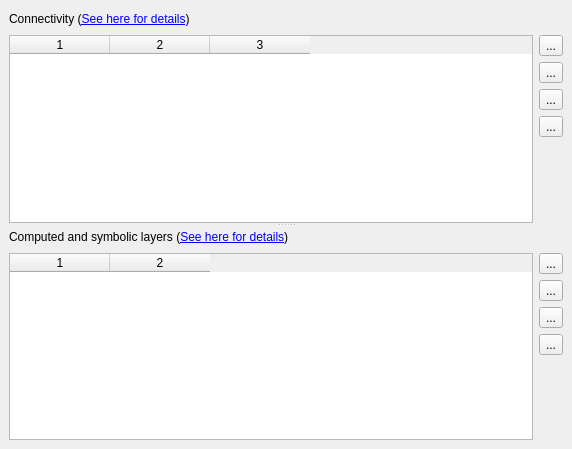
First picture: the form in src/plugins/tools/net_tracer/lay_plugin/NetTracerTechComponentEditor.ui, repository KLayout/klayout, before the edit.
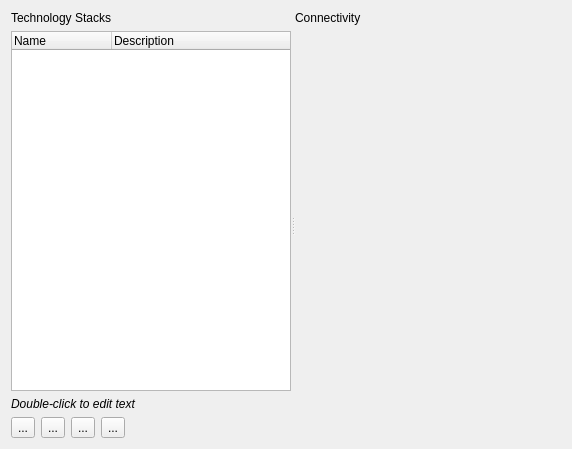
Second picture: the form after the edit. Icons and pictures are not drawn. Custom widgets are drawn as their Qt base class.

Commit message: WIP: multiple tech stacks for net tracer, first steps

The edit to the form file:
```diff
--- a/src/plugins/tools/net_tracer/lay_plugin/NetTracerTechComponentEditor.ui
+++ b/src/plugins/tools/net_tracer/lay_plugin/NetTracerTechComponentEditor.ui
@@ -1,7 +1,7 @@
 <ui version="4.0" >
  <class>NetTracerTechComponentEditor</class>
- <widget class="QWidget" name="NetTracerTechComponentEditor" >
-  <property name="geometry" >
+ <widget class="QWidget" name="NetTracerTechComponentEditor">
+  <property name="geometry">
    <rect>
     <x>0</x>
     <y>0</y>
@@ -9,317 +9,204 @@
     <height>449</height>
    </rect>
   </property>
-  <property name="windowTitle" >
+  <property name="windowTitle">
    <string>Form</string>
   </property>
-  <layout class="QVBoxLayout" >
-   <property name="margin" >
-    <number>9</number>
-   </property>
-   <property name="spacing" >
-    <number>6</number>
-   </property>
+  <layout class="QVBoxLayout" name="verticalLayout_2">
    <item>
-    <widget class="QSplitter" name="splitter" >
-     <property name="orientation" >
-      <enum>Qt::Vertical</enum>
+    <widget class="QSplitter" name="splitter">
+     <property name="orientation">
+      <enum>Qt::Horizontal</enum>
      </property>
-     <widget class="QFrame" name="frame_6" >
-      <property name="frameShape" >
+     <widget class="QFrame" name="frame_5">
+      <property name="frameShape">
        <enum>QFrame::NoFrame</enum>
       </property>
-      <property name="frameShadow" >
+      <property name="frameShadow">
        <enum>QFrame::Raised</enum>
       </property>
-      <layout class="QVBoxLayout" >
-       <property name="margin" >
+      <layout class="QGridLayout" name="gridLayout">
+       <property name="leftMargin">
         <number>0</number>
        </property>
-       <property name="spacing" >
-        <number>6</number>
+       <property name="topMargin">
+        <number>0</number>
        </property>
-       <item>
-        <widget class="QFrame" name="frame_2" >
-         <property name="frameShape" >
-          <enum>QFrame::NoFrame</enum>
+       <property name="rightMargin">
+        <number>0</number>
+       </property>
+       <property name="bottomMargin">
+        <number>0</number>
+       </property>
+       <item row="4" column="4">
+        <widget class="QToolButton" name="move_down_pb">
+         <property name="text">
+          <string>...</string>
          </property>
-         <property name="frameShadow" >
-          <enum>QFrame::Raised</enum>
+         <property name="icon">
+          <iconset resource="../../../../icons/icons.qrc">
+           <normaloff>:/down_16px.png</normaloff>:/down_16px.png</iconset>
          </property>
-         <layout class="QHBoxLayout" >
-          <property name="margin" >
-           <number>0</number>
-          </property>
-          <property name="spacing" >
-           <number>6</number>
-          </property>
-          <item>
-           <widget class="QLabel" name="help_label" >
-            <property name="text" >
-             <string>&lt;html>Connectivity (&lt;a href="int:/about/connectivity.xml">See here for details&lt;/a>)&lt;/html></string>
-            </property>
-           </widget>
-          </item>
-          <item>
-           <spacer>
-            <property name="orientation" >
-             <enum>Qt::Horizontal</enum>
-            </property>
-            <property name="sizeHint" >
-             <size>
-              <width>40</width>
-              <height>20</height>
-             </size>
-            </property>
-           </spacer>
-          </item>
-         </layout>
         </widget>
        </item>
-       <item>
-        <widget class="QFrame" name="frame_5" >
-         <property name="frameShape" >
+       <item row="4" column="2">
+        <widget class="QToolButton" name="del_pb">
+         <property name="text">
+          <string>...</string>
+         </property>
+         <property name="icon">
+          <iconset resource="../../../../icons/icons.qrc">
+           <normaloff>:/del_16px.png</normaloff>:/del_16px.png</iconset>
+         </property>
+         <property name="shortcut">
+          <string>Del</string>
+         </property>
+        </widget>
+       </item>
+       <item row="4" column="3">
+        <widget class="QToolButton" name="move_up_pb">
+         <property name="text">
+          <string>...</string>
+         </property>
+         <property name="icon">
+          <iconset resource="../../../../icons/icons.qrc">
+           <normaloff>:/up_16px.png</normaloff>:/up_16px.png</iconset>
+         </property>
+        </widget>
+       </item>
+       <item row="2" column="1" colspan="5">
+        <widget class="QFrame" name="frame_2">
+         <property name="frameShape">
           <enum>QFrame::NoFrame</enum>
          </property>
-         <property name="frameShadow" >
+         <property name="frameShadow">
           <enum>QFrame::Raised</enum>
          </property>
-         <layout class="QGridLayout" >
-          <property name="margin" >
-           <number>0</number>
+        </widget>
+       </item>
+       <item row="3" column="0" colspan="6">
+        <widget class="QLabel" name="label">
+         <property name="font">
+          <font>
+           <italic>true</italic>
+          </font>
+         </property>
+         <property name="text">
+          <string>Double-click to edit text</string>
+         </property>
+        </widget>
+       </item>
+       <item row="1" column="0" rowspan="2" colspan="6">
+        <widget class="QTreeWidget" name="stack_tree">
+         <property name="sizePolicy">
+          <sizepolicy hsizetype="Expanding" vsizetype="Expanding">
+           <horstretch>0</horstretch>
+           <verstretch>1</verstretch>
+          </sizepolicy>
+         </property>
+         <column>
+          <property name="text">
+           <string>Name</string>
           </property>
-          <property name="spacing" >
-           <number>6</number>
+         </column>
+         <column>
+          <property name="text">
+           <string>Description</string>
           </property>
-          <item row="3" column="1" >
-           <widget class="QToolButton" name="move_conductor_down_pb" >
-            <property name="text" >
-             <string>...</string>
-            </property>
-            <property name="icon" >
-             <iconset resource="layResources.qrc" >:/down_16px.png</iconset>
-            </property>
-           </widget>
-          </item>
-          <item row="1" column="1" >
-           <widget class="QToolButton" name="del_conductor_pb" >
-            <property name="text" >
-             <string>...</string>
-            </property>
-            <property name="icon" >
-             <iconset resource="layResources.qrc" >:/del_16px.png</iconset>
-            </property>
-            <property name="shortcut" >
-             <string>Del</string>
-            </property>
-           </widget>
-          </item>
-          <item rowspan="5" row="0" column="0" >
-           <widget class="QTableWidget" name="connectivity_table" >
-            <property name="editTriggers" >
-             <set>QAbstractItemView::AllEditTriggers</set>
-            </property>
-            <property name="alternatingRowColors" >
-             <bool>true</bool>
-            </property>
-            <property name="selectionBehavior" >
-             <enum>QAbstractItemView::SelectRows</enum>
-            </property>
-            <property name="columnCount" >
-             <number>3</number>
-            </property>
-            <column/>
-            <column/>
-            <column/>
-           </widget>
-          </item>
-          <item row="0" column="1" >
-           <widget class="QToolButton" name="add_conductor_pb" >
-            <property name="text" >
-             <string>...</string>
-            </property>
-            <property name="icon" >
-             <iconset resource="layResources.qrc" >:/add_16px.png</iconset>
-            </property>
-            <property name="shortcut" >
-             <string>Return</string>
-            </property>
-           </widget>
-          </item>
-          <item row="4" column="1" >
-           <spacer>
-            <property name="orientation" >
-             <enum>Qt::Vertical</enum>
-            </property>
-            <property name="sizeHint" >
-             <size>
-              <width>20</width>
-              <height>131</height>
-             </size>
-            </property>
-           </spacer>
-          </item>
-          <item row="2" column="1" >
-           <widget class="QToolButton" name="move_conductor_up_pb" >
-            <property name="text" >
-             <string>...</string>
-            </property>
-            <property name="icon" >
-             <iconset resource="layResources.qrc" >:/up_16px.png</iconset>
-            </property>
-           </widget>
-          </item>
-         </layout>
+         </column>
+        </widget>
+       </item>
+       <item row="4" column="5">
+        <spacer name="horizontalSpacer">
+         <property name="orientation">
+          <enum>Qt::Horizontal</enum>
+         </property>
+         <property name="sizeHint" stdset="0">
+          <size>
+           <width>157</width>
+           <height>20</height>
+          </size>
+         </property>
+        </spacer>
+       </item>
+       <item row="4" column="0" colspan="2">
+        <widget class="QToolButton" name="add_pb">
+         <property name="text">
+          <string>...</string>
+         </property>
+         <property name="icon">
+          <iconset resource="../../../../icons/icons.qrc">
+           <normaloff>:/add_16px.png</normaloff>:/add_16px.png</iconset>
+         </property>
+         <property name="shortcut">
+          <string>Return</string>
+         </property>
+        </widget>
+       </item>
+       <item row="0" column="0" colspan="6">
+        <widget class="QLabel" name="label_2">
+         <property name="text">
+          <string>Technology Stacks</string>
+         </property>
         </widget>
        </item>
       </layout>
      </widget>
-     <widget class="QFrame" name="frame_4" >
-      <property name="frameShape" >
+     <widget class="QFrame" name="frame">
+      <property name="sizePolicy">
+       <sizepolicy hsizetype="Preferred" vsizetype="Preferred">
+        <horstretch>1</horstretch>
+        <verstretch>0</verstretch>
+       </sizepolicy>
+      </property>
+      <property name="frameShape">
        <enum>QFrame::NoFrame</enum>
       </property>
-      <property name="frameShadow" >
+      <property name="frameShadow">
        <enum>QFrame::Raised</enum>
       </property>
-      <layout class="QVBoxLayout" >
-       <property name="margin" >
+      <layout class="QVBoxLayout" name="verticalLayout">
+       <property name="leftMargin">
         <number>0</number>
        </property>
-       <property name="spacing" >
-        <number>6</number>
+       <property name="topMargin">
+        <number>0</number>
        </property>
+       <property name="rightMargin">
+        <number>0</number>
+       </property>
+       <property name="bottomMargin">
+        <number>0</number>
+       </property>
        <item>
-        <widget class="QFrame" name="frame_3" >
-         <property name="frameShape" >
-          <enum>QFrame::NoFrame</enum>
+        <widget class="QLabel" name="label_3">
+         <property name="text">
+          <string>Connectivity</string>
          </property>
-         <property name="frameShadow" >
-          <enum>QFrame::Raised</enum>
+        </widget>
+       </item>
+       <item>
+        <widget class="lay::NetTracerConnectivityEditor" name="connectivity_editor_widget" native="true">
+         <property name="sizePolicy">
+          <sizepolicy hsizetype="Preferred" vsizetype="Preferred">
+           <horstretch>0</horstretch>
+           <verstretch>1</verstretch>
+          </sizepolicy>
          </property>
-         <layout class="QHBoxLayout" >
-          <property name="margin" >
-           <number>0</number>
-          </property>
-          <property name="spacing" >
-           <number>6</number>
-          </property>
-          <item>
-           <widget class="QLabel" name="symbol_help_label" >
-            <property name="text" >
-             <string>&lt;html>Computed and symbolic layers (&lt;a href="int:/about/symbolic_layers.xml">See here for details&lt;/a>)&lt;/html></string>
-            </property>
-           </widget>
-          </item>
-          <item>
-           <spacer>
-            <property name="orientation" >
-             <enum>Qt::Horizontal</enum>
-            </property>
-            <property name="sizeHint" >
-             <size>
-              <width>40</width>
-              <height>20</height>
-             </size>
-            </property>
-           </spacer>
-          </item>
-         </layout>
         </widget>
        </item>
        <item>
-        <widget class="QFrame" name="frame" >
-         <property name="frameShape" >
-          <enum>QFrame::NoFrame</enum>
+        <spacer name="verticalSpacer">
+         <property name="orientation">
+          <enum>Qt::Vertical</enum>
          </property>
-         <property name="frameShadow" >
-          <enum>QFrame::Raised</enum>
+         <property name="sizeHint" stdset="0">
+          <size>
+           <width>20</width>
+           <height>0</height>
+          </size>
          </property>
-         <layout class="QGridLayout" >
-          <property name="margin" >
-           <number>0</number>
-          </property>
-          <property name="spacing" >
-           <number>6</number>
-          </property>
-          <item row="3" column="1" >
-           <widget class="QToolButton" name="move_symbol_down_pb" >
-            <property name="text" >
-             <string>...</string>
-            </property>
-            <property name="icon" >
-             <iconset resource="layResources.qrc" >:/down_16px.png</iconset>
-            </property>
-           </widget>
-          </item>
-          <item row="1" column="1" >
-           <widget class="QToolButton" name="del_symbol_pb" >
-            <property name="text" >
-             <string>...</string>
-            </property>
-            <property name="icon" >
-             <iconset resource="layResources.qrc" >:/del_16px.png</iconset>
-            </property>
-            <property name="shortcut" >
-             <string>Del</string>
-            </property>
-           </widget>
-          </item>
-          <item rowspan="5" row="0" column="0" >
-           <widget class="QTableWidget" name="symbol_table" >
-            <property name="editTriggers" >
-             <set>QAbstractItemView::AllEditTriggers</set>
-            </property>
-            <property name="alternatingRowColors" >
-             <bool>true</bool>
-            </property>
-            <property name="selectionBehavior" >
-             <enum>QAbstractItemView::SelectRows</enum>
-            </property>
-            <property name="columnCount" >
-             <number>2</number>
-            </property>
-            <column/>
-            <column/>
-           </widget>
-          </item>
-          <item row="0" column="1" >
-           <widget class="QToolButton" name="add_symbol_pb" >
-            <property name="text" >
-             <string>...</string>
-            </property>
-            <property name="icon" >
-             <iconset resource="layResources.qrc" >:/add_16px.png</iconset>
-            </property>
-            <property name="shortcut" >
-             <string>Return</string>
-            </property>
-           </widget>
-          </item>
-          <item row="4" column="1" >
-           <spacer>
-            <property name="orientation" >
-             <enum>Qt::Vertical</enum>
-            </property>
-            <property name="sizeHint" >
-             <size>
-              <width>20</width>
-              <height>131</height>
-             </size>
-            </property>
-           </spacer>
-          </item>
-          <item row="2" column="1" >
-           <widget class="QToolButton" name="move_symbol_up_pb" >
-            <property name="text" >
-             <string>...</string>
-            </property>
-            <property name="icon" >
-             <iconset resource="layResources.qrc" >:/up_16px.png</iconset>
-            </property>
-           </widget>
-          </item>
-         </layout>
-        </widget>
+        </spacer>
        </item>
       </layout>
      </widget>
@@ -327,6 +214,16 @@
    </item>
   </layout>
  </widget>
- <resources/>
+ <customwidgets>
+  <customwidget>
+   <class>lay::NetTracerConnectivityEditor</class>
+   <extends>QWidget</extends>
+   <header>layNetTracerConnectivityEditor.h</header>
+   <container>1</container>
+  </customwidget>
+ </customwidgets>
+ <resources>
+  <include location="../../../../icons/icons.qrc"/>
+ </resources>
  <connections/>
 </ui>
```
Left out of the diff: 3 changed lines with no effect on the pictures. The commit also changes 11 other files.
